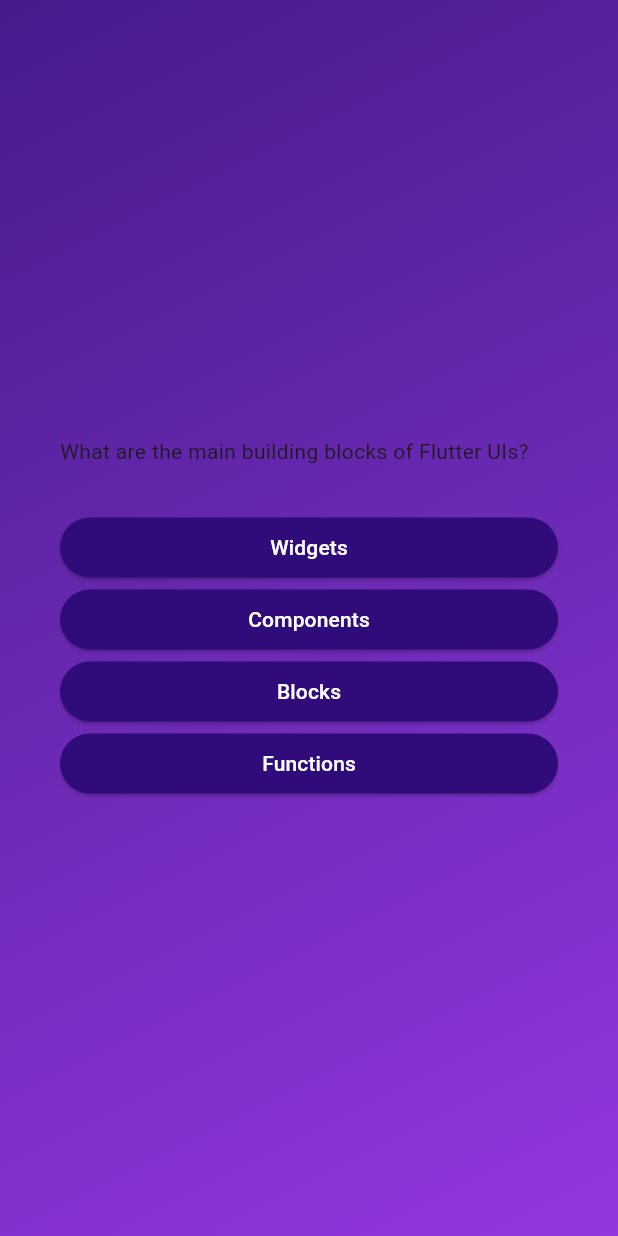
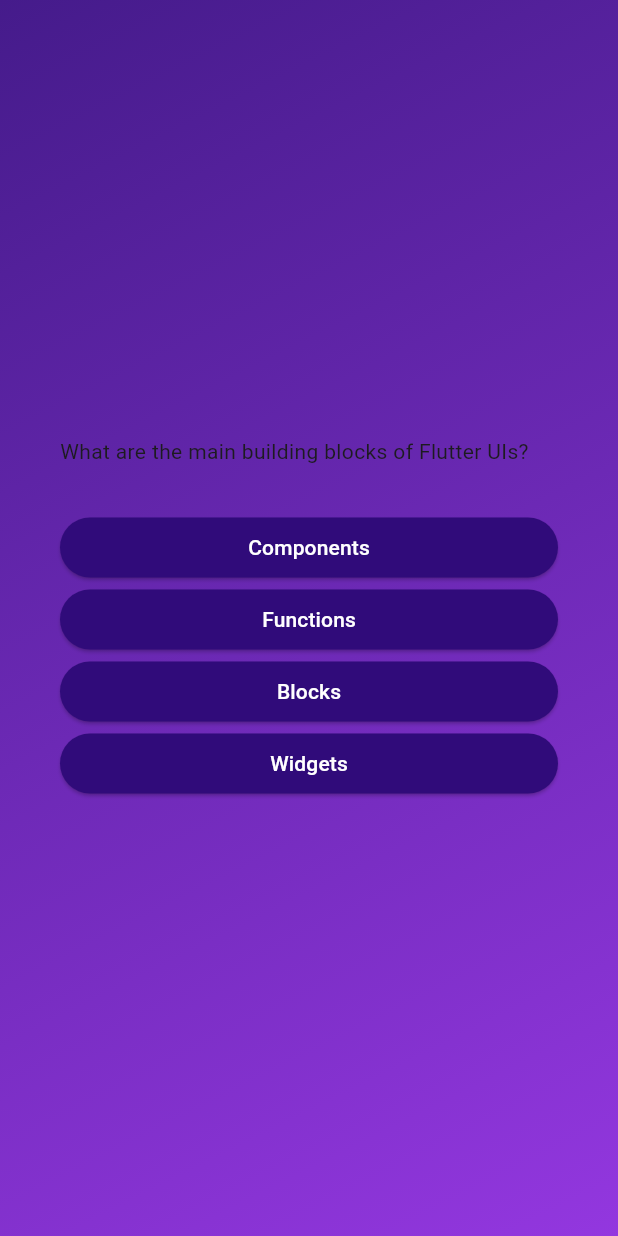
Before and after one commit to aryan-sngh/QuizApp, a Flutter app: the screen it shows after launch, after a tap on "Start Quiz", on a phone screen of 412 x 824 dp. Run offline on Flutter 3.47's test engine with Material 3 defaults, Android fonts, the phone set to English and light mode, and no system bars.

```diff
--- a/quiz_app/lib/models/quiz_question.dart
+++ b/quiz_app/lib/models/quiz_question.dart
@@ -3,4 +3,10 @@ class QuizQuestion {
 
   final String text;
   final List<String> answers;
+
+  List<String> getShuffledAnswer() {
+    final ShuffledList = List.of(answers);
+    ShuffledList.shuffle();
+    return ShuffledList;
+  }
 }
--- a/quiz_app/lib/questions_screen.dart
+++ b/quiz_app/lib/questions_screen.dart
@@ -25,7 +25,7 @@ class _QuestionsScreenState extends State<QuestionsScreen> {
             const SizedBox(
               height: 30,
             ),
-            ...currentQuestion.answers.map((answer) {
+            ...currentQuestion.getShuffledAnswer().map((answer) {
               return AnswerButton(answerText: answer, onTap: () {});
             }),
           ],
```
